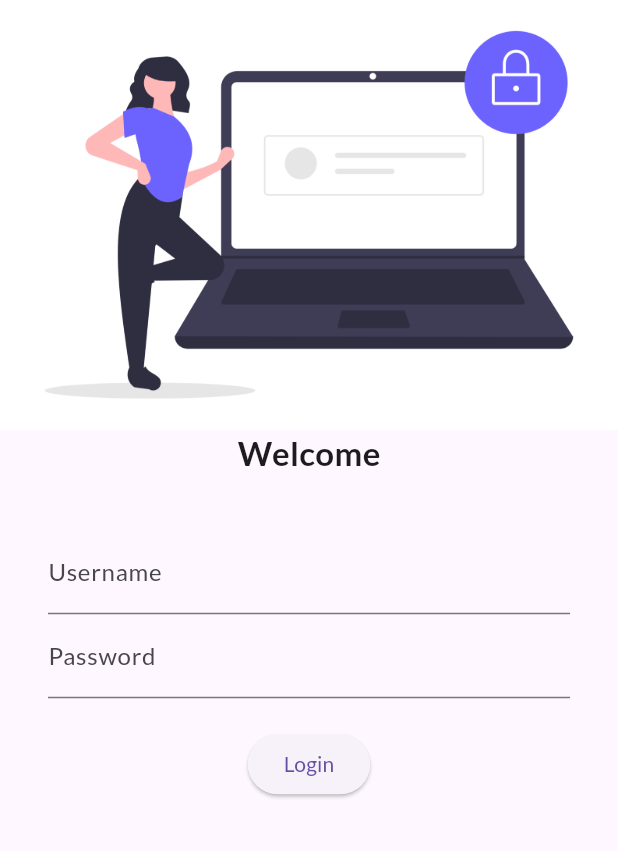
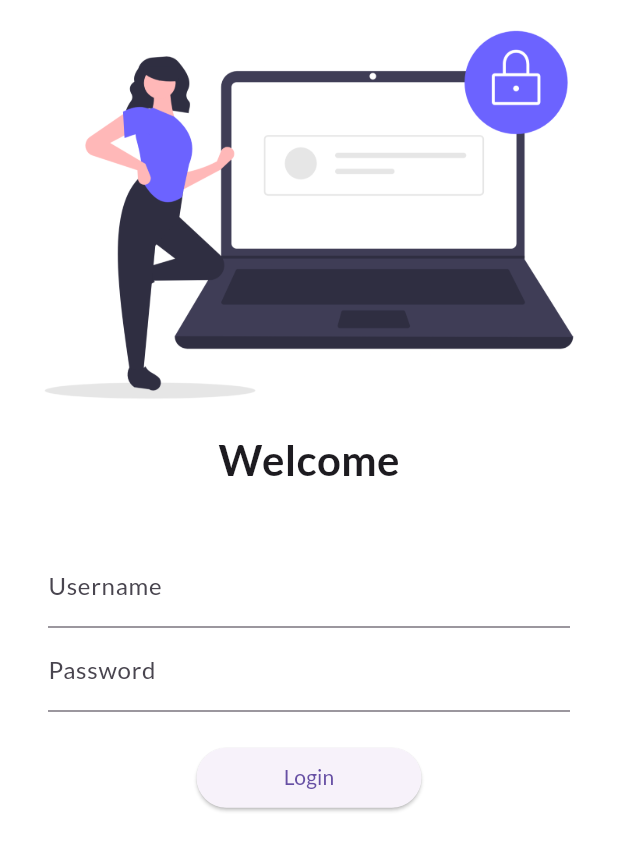
Before and after one commit to xeyynon/Flutter, a Flutter app: the screen it shows after launch, on a phone screen of 412 x 824 dp. Shown: the top 851 px of the screen. Run offline on Flutter 3.47's test engine with Material 3 defaults, Android fonts, the phone set to English and light mode, and no system bars; our stand-ins replace google_fonts.

Commit message:
day 5 completed

```diff
--- a/lib/main.dart
+++ b/lib/main.dart
@@ -1,4 +1,5 @@
 import 'package:flutter/material.dart';
+import 'package:flutter_catalog/pages/utils/routes.dart';
 import 'package:google_fonts/google_fonts.dart';
 import 'pages/home_page.dart';
 import 'pages/login_page.dart';
@@ -21,8 +22,8 @@ class MyApp extends StatelessWidget {
       initialRoute: "/",
       routes: {
         "/": (context) => const loginPage(),
-        "/home": (context) => const HomePage(),
-        "/login": (context) => const loginPage(),
+        MyRoutes.homeRoute: (context) => const HomePage(),
+        MyRoutes.loginRoute: (context) => const loginPage(),
       },
     );
   }
--- a/lib/pages/login_page.dart
+++ b/lib/pages/login_page.dart
@@ -1,4 +1,5 @@
 import 'package:flutter/material.dart';
+import 'package:flutter_catalog/pages/utils/routes.dart';
 
 class loginPage extends StatelessWidget {
   const loginPage({super.key});
@@ -6,6 +7,8 @@ class loginPage extends StatelessWidget {
   @override
   Widget build(BuildContext context) {
     return Material(
+      color: Colors.white,
+      child: SingleChildScrollView(
         child: Column(
           children: [
             Image.asset(
@@ -17,7 +20,7 @@ class loginPage extends StatelessWidget {
             const Text(
               "Welcome",
               style: TextStyle(
-              fontSize: 22,
+                fontSize: 28,
                 fontWeight: FontWeight.bold,
               ),
             ),
@@ -47,15 +50,16 @@ class loginPage extends StatelessWidget {
                   ),
                   ElevatedButton(
                       child: Text("Login"),
-                    style: TextButton.styleFrom(),
+                      style: TextButton.styleFrom(minimumSize: Size(150, 40)),
                       onPressed: () {
-                      print("HEllo Surya");
+                        Navigator.pushNamed(context, MyRoutes.homeRoute);
                       })
                 ],
               ),
             )
           ],
         ),
+      ),
     );
   }
 }
--- /dev/null
+++ b/lib/pages/utils/routes.dart
@@ -0,0 +1,4 @@
+class MyRoutes {
+  static String loginRoute = "/login";
+  static String homeRoute = "/home";
+}
```
Lines whose indentation alone changed are shown as unchanged.
